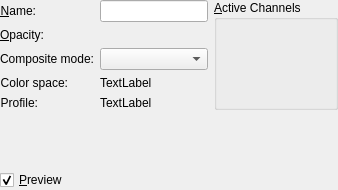
Qt form krita/ui/forms/wdglayerproperties.ui (KDE/krita) before a commit.
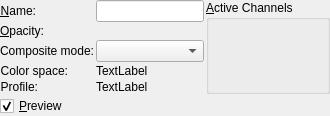
The same form after that commit. Custom widgets are drawn as their Qt base class.

Commit message: Correctly set the size of the Layer Properties dialog

```diff
--- a/krita/ui/forms/wdglayerproperties.ui
+++ b/krita/ui/forms/wdglayerproperties.ui
@@ -2,13 +2,10 @@
 <ui version="4.0">
  <class>WdgLayerProperties</class>
  <widget class="QWidget" name="WdgLayerProperties">
-  <property name="minimumSize">
-   <size>
-    <width>0</width>
-    <height>190</height>
-   </size>
-  </property>
-  <layout class="QGridLayout" name="gridLayout">
+  <layout class="QVBoxLayout" name="verticalLayout" stretch="0,1,0">
+   <property name="spacing">
+    <number>2</number>
+   </property>
    <property name="leftMargin">
     <number>0</number>
    </property>
@@ -21,7 +18,9 @@
    <property name="bottomMargin">
     <number>0</number>
    </property>
-   <item row="0" column="0">
+   <item>
+    <layout class="QHBoxLayout" name="horizontalLayout" stretch="1,0">
+     <item>
     <layout class="QFormLayout" name="formLayout">
      <item row="0" column="0">
       <widget class="QLabel" name="textLabel1">
@@ -37,7 +36,14 @@
       </widget>
      </item>
      <item row="0" column="1">
-      <widget class="QLineEdit" name="editName"/>
+        <widget class="QLineEdit" name="editName">
+         <property name="sizePolicy">
+          <sizepolicy hsizetype="MinimumExpanding" vsizetype="Fixed">
+           <horstretch>0</horstretch>
+           <verstretch>0</verstretch>
+          </sizepolicy>
+         </property>
+        </widget>
      </item>
      <item row="1" column="0">
       <widget class="QLabel" name="textLabel3">
@@ -73,7 +79,14 @@
       </widget>
      </item>
      <item row="2" column="1">
-      <widget class="KisCompositeOpComboBox" name="cmbComposite"/>
+        <widget class="KisCompositeOpComboBox" name="cmbComposite">
+         <property name="sizePolicy">
+          <sizepolicy hsizetype="MinimumExpanding" vsizetype="Fixed">
+           <horstretch>0</horstretch>
+           <verstretch>0</verstretch>
+          </sizepolicy>
+         </property>
+        </widget>
      </item>
      <item row="3" column="0">
       <widget class="QLabel" name="lblColorSpaces">
@@ -117,14 +130,8 @@
      </item>
     </layout>
    </item>
-   <item row="0" column="1">
+     <item>
     <widget class="QGroupBox" name="grpActiveChannels">
-     <property name="sizePolicy">
-      <sizepolicy hsizetype="Preferred" vsizetype="MinimumExpanding">
-       <horstretch>0</horstretch>
-       <verstretch>0</verstretch>
-      </sizepolicy>
-     </property>
      <property name="toolTip">
       <string>Select the set of active channels.</string>
      </property>
@@ -136,20 +143,22 @@
      </property>
     </widget>
    </item>
-   <item row="1" column="0">
-    <spacer name="verticalSpacer_2">
+    </layout>
+   </item>
+   <item>
+    <spacer name="verticalSpacer">
      <property name="orientation">
       <enum>Qt::Vertical</enum>
      </property>
      <property name="sizeHint" stdset="0">
       <size>
-       <width>1</width>
-       <height>1</height>
+       <width>0</width>
+       <height>0</height>
       </size>
      </property>
     </spacer>
    </item>
-   <item row="2" column="0">
+   <item>
     <widget class="QCheckBox" name="checkBoxPreview">
      <property name="text">
       <string>&amp;Preview</string>
```
Lines whose indentation alone changed are shown as unchanged. The commit also changes 2 other files.
